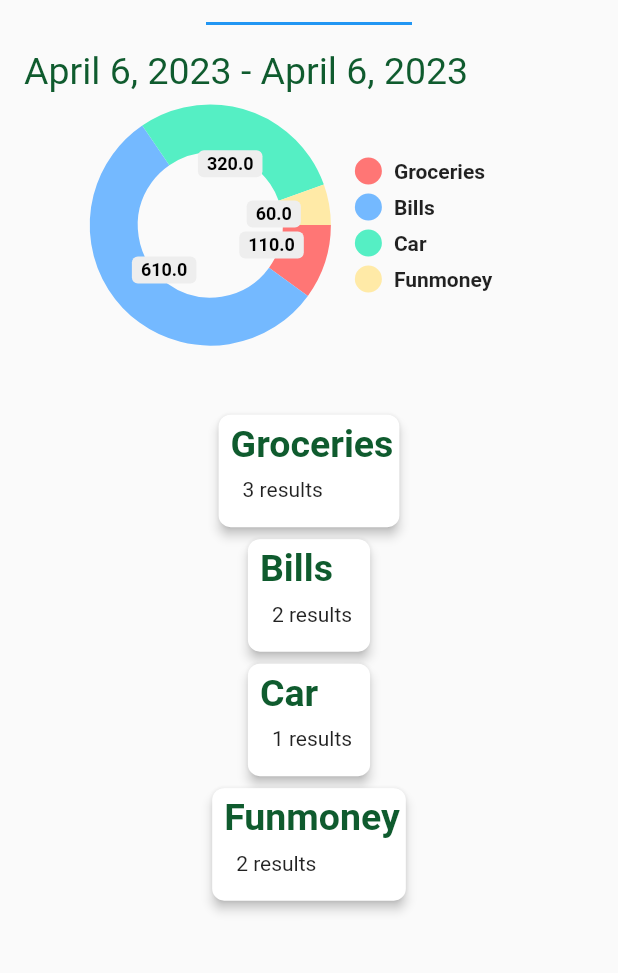
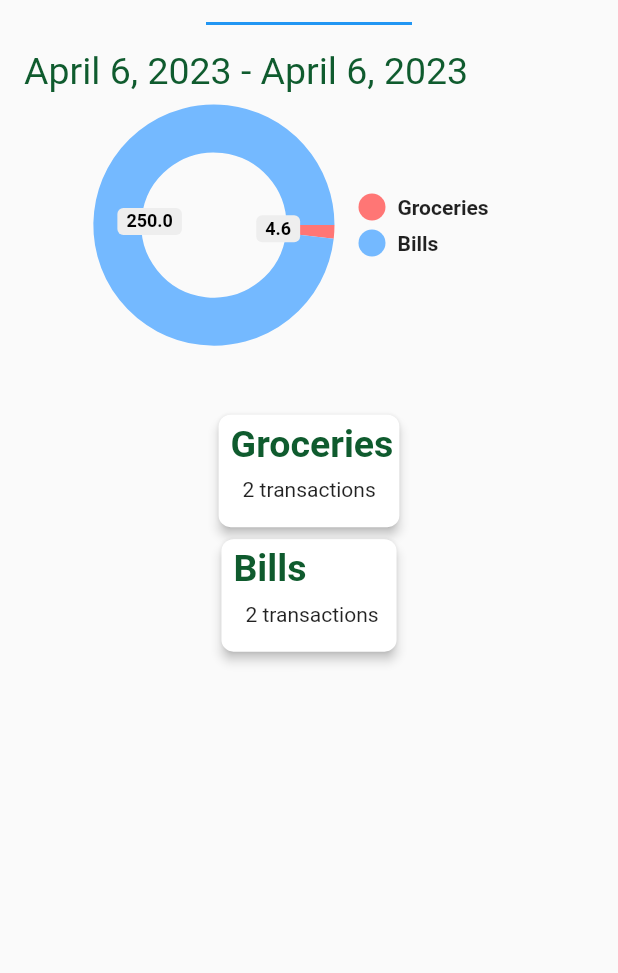
Before and after one commit to Shambambulish/PennyPlanner, a Flutter app: the screen it shows after launch, tab 2 chosen, on a phone screen of 412 x 824 dp, the part 122-1095 px from its top. Run offline on Flutter 3.47's test engine with Material 2 defaults, Android fonts, the phone set to English and light mode, and no system bars; drawn by our look-alikes of expandable, pie_chart; our stand-ins replace flutter_local_notifications, rxdart, timezone; Roboto replaces fonts that are missing (Hind Siliguri).

Commit message:
use budget class for history dummydata

```diff
--- a/pennyplanner/lib/pages/history_page.dart
+++ b/pennyplanner/lib/pages/history_page.dart
@@ -4,6 +4,8 @@ import 'package:flutter/material.dart';
 import 'package:intl/intl.dart';
 import 'package:pie_chart/pie_chart.dart';
 import '../models/expense_category.dart';
+import 'package:pennyplanner/models/budget.dart';
+import 'package:pennyplanner/models/expense.dart';
 
 class HistoryPage extends StatefulWidget {
   const HistoryPage({super.key, startDate, endDate});
@@ -30,45 +32,63 @@ class _HistoryPageState extends State<HistoryPage> {
 
     fetchWithDate();
 
-    List resultsData = [
-      [
-        "Groceries",
-        [
-          ["moi", 60, "2.4."],
-          ["moro", 30, "4.4."],
-          ["jou", 20, "5.4."]
-        ]
+    Budget history = Budget(
+        id: 0,
+        startDate: DateTime.now(),
+        endDate: DateTime(2023, 4, 30),
+        budget: 2000,
+        expenseCategories: [
+          ExpenseCategory(
+            id: 0,
+            title: 'Groceries',
+            allottedMaximum: 350.00,
+            expenses: [
+              Expense(
+                id: 0,
+                title: 'Bottle of soda',
+                amount: 1.72,
+                date: DateTime.now(),
+              ),
+              Expense(
+                id: 1,
+                title: 'Bacon',
+                amount: 2.89,
+                date: DateTime.now(),
+              ),
             ],
-      [
-        "Bills",
-        [
-          ["hei", 560, "3.4."],
-          ["jou", 50, "5.4."]
-        ]
+          ),
+          ExpenseCategory(
+            id: 1,
+            title: 'Bills',
+            allottedMaximum: 500.00,
+            expenses: [
+              Expense(
+                  id: 0,
+                  title: 'Electricity',
+                  amount: 50,
+                  reoccurring: true,
+                  date: DateTime.now(),
+                  dueDate: DateTime(2023, 4, 12)),
+              Expense(
+                  id: 1,
+                  title: 'Car payment',
+                  amount: 200,
+                  reoccurring: true,
+                  date: DateTime.now(),
+                  dueDate: DateTime(2023, 5, 2)),
             ],
-      [
-        "Car",
-        [
-          ["moro", 320, "4.4."]
-        ]
-      ],
-      [
-        "Funmoney",
-        [
-          ["jou", 40, "5.4."],
-          ["jou", 20, "6.4."]
-        ]
-      ]
-    ];
+          ),
+        ]);
+    //init dummy data end
 
     Map<String, double> calcPercentages() {
       Map<String, double> chartMap = {};
-      for (int i = 0; i < resultsData.length; i++) {
+      for (ExpenseCategory e in history.expenseCategories) {
         double sum = 0;
-        for (var c in resultsData[i][1]) {
-          sum += c[1];
+        for (Expense ex in e.expenses) {
+          sum += ex.amount;
         }
-        chartMap[resultsData[i][0]] = sum;
+        chartMap[e.title] = sum;
       }
       return chartMap;
     }
@@ -146,6 +166,7 @@ class _HistoryPageState extends State<HistoryPage> {
                 ),
               ]),
             ),
+            //PIECHART
             Container(
                 padding: const EdgeInsets.only(bottom: 50),
                 child: PieChart(
@@ -175,8 +196,11 @@ class _HistoryPageState extends State<HistoryPage> {
                   // gradientList: ---To add gradient colors---
                   // emptyColorGradient: ---Empty Color gradient---
                 )),
-            for (int i = 0; i < resultsData.length; i++) ...[
-              Card(
+            //PIECHART END
+            Column(children: [
+              ...history.expenseCategories.map((e) {
+                print(e);
+                return Card(
                   shape: RoundedRectangleBorder(
                     borderRadius: BorderRadius.circular(8),
                   ),
@@ -188,7 +212,7 @@ class _HistoryPageState extends State<HistoryPage> {
                       child: ExpandablePanel(
                         header: Container(
                           child: Text(
-                          resultsData[i][0].toString(),
+                            e.title,
                             textAlign: TextAlign.left,
                             style: const TextStyle(
                                 fontSize: 25,
@@ -201,55 +225,56 @@ class _HistoryPageState extends State<HistoryPage> {
                           padding: const EdgeInsets.all(8.0),
                           child: SizedBox(
                               height: 20,
-                            child: Text("${resultsData[i][1].length} results")),
+                              child: Text(
+                                  '${e.expenses.length.toString()} transactions')),
                         ),
                         expanded: Column(children: [
-                        for (var e in resultsData[i][1])
-                          Container(
+                          ...e.expenses.map((e) {
+                            return Container(
+                              width: double.infinity,
                               padding: const EdgeInsets.fromLTRB(0, 10, 0, 5),
                               decoration: const BoxDecoration(
                                   border: Border(bottom: BorderSide(width: 1))),
                               child: Row(
                                 children: [
-                                Text("title"),
+                                  Expanded(
+                                      flex: 3,
+                                      child: Container(
+                                          child: e.reoccurring
+                                              ? Row(
+                                                  children: [
+                                                    const Icon(
+                                                      Icons.repeat,
+                                                      size: 16,
+                                                    ),
+                                                    Text(e.title)
+                                                  ],
+                                                )
+                                              : Text(e.title))),
                                   Expanded(
                                     flex: 3,
                                     child: Container(
                                       alignment: Alignment.center,
                                       child: Text(DateFormat('dd.MM.yyyy')
-                                        .format(DateTime.now())),
+                                          .format(e.date)),
                                     ),
                                   ),
                                   Expanded(
                                       flex: 3,
                                       child: Container(
                                           alignment: Alignment.centerRight,
-                                    child: Text('AMOUNT'),
-                                  ),
-                                ),
+                                          child: Text('${e.amount}€')))
                                 ],
                               ),
-                          ),
-                        /*
-                        Row(children: [
-                          for (var ex in e)
-                            Container(
-                                padding: const EdgeInsets.all(8.0),
-                                child: Text(
-                                  ex.toString(),
-                                  textAlign: TextAlign.left,
-                                  style: const TextStyle(
-                                      fontSize: 20,
-                                      fontFamily: "Hind Siliguri",
-                                      color: Color(0xff0F5B2E)),
-                                ))
-                        ]),*/
+                            );
+                          }).toList(),
                         ]),
                       ),
                     ),
                   ),
-              )
-            ],
+                );
+              })
+            ]),
           ],
         ),
       ],
```
Lines whose indentation alone changed are shown as unchanged.
